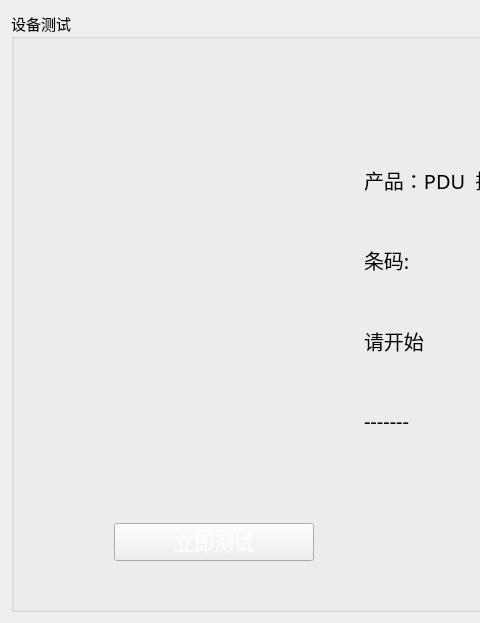
Before: the Qt Designer form SafetyTest/common/testcom/testresultwid.ui in ChinaClever/SafetyTest, drawn with Qt 5; both pictures show x 0 to 480 and y 0 to 623 of the 910 by 623 pixel window.
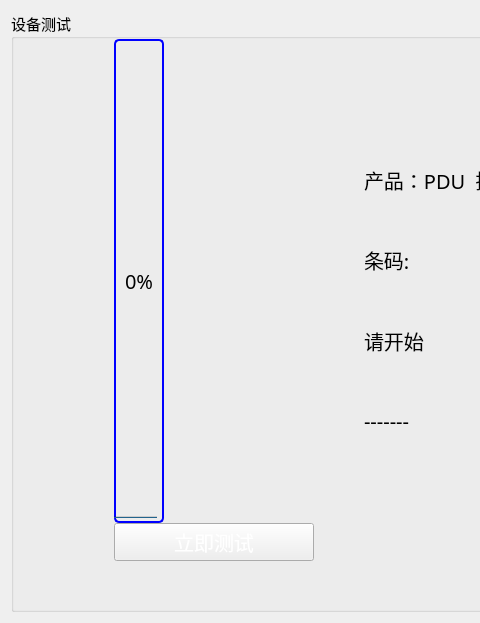
After: the same form once the commit is applied. Custom widgets are drawn as their Qt base class.

Patch:
```diff
--- a/SafetyTest/common/testcom/testresultwid.ui
+++ b/SafetyTest/common/testcom/testresultwid.ui
@@ -67,6 +67,7 @@
          <string notr="true">QWidget#widget{border-radius:5px;}
 QWidget{font: 15pt &quot;微软雅黑&quot;; color:white;}
 QWidget#snLab{font: 15pt &quot;微软雅黑&quot;; color:black;}
+QWidget#progressBar{font: 15pt &quot;微软雅黑&quot;; color:black;}
 QWidget#itemNumLab{font: 15pt &quot;微软雅黑&quot;; color:black;}
 QWidget#statusLab{font: 15pt &quot;微软雅黑&quot;; color:black;}
 QWidget#titleTab{font: 15pt &quot;微软雅黑&quot;; color:black;}
@@ -109,7 +110,23 @@
               <number>0</number>
              </property>
              <item>
-              <widget class="ProgressWater" name="progressWater"/>
+              <widget class="QProgressBar" name="progressBar">
+               <property name="minimumSize">
+                <size>
+                 <width>50</width>
+                 <height>0</height>
+                </size>
+               </property>
+               <property name="value">
+                <number>0</number>
+               </property>
+               <property name="orientation">
+                <enum>Qt::Vertical</enum>
+               </property>
+               <property name="textDirection">
+                <enum>QProgressBar::TopToBottom</enum>
+               </property>
+              </widget>
              </item>
              <item>
               <widget class="QPushButton" name="startBtn">
@@ -291,13 +308,6 @@
    </item>
   </layout>
  </widget>
- <customwidgets>
-  <customwidget>
-   <class>ProgressWater</class>
-   <extends>QWidget</extends>
-   <header>progresswater.h</header>
-  </customwidget>
- </customwidgets>
  <resources/>
  <connections/>
 </ui>
```
